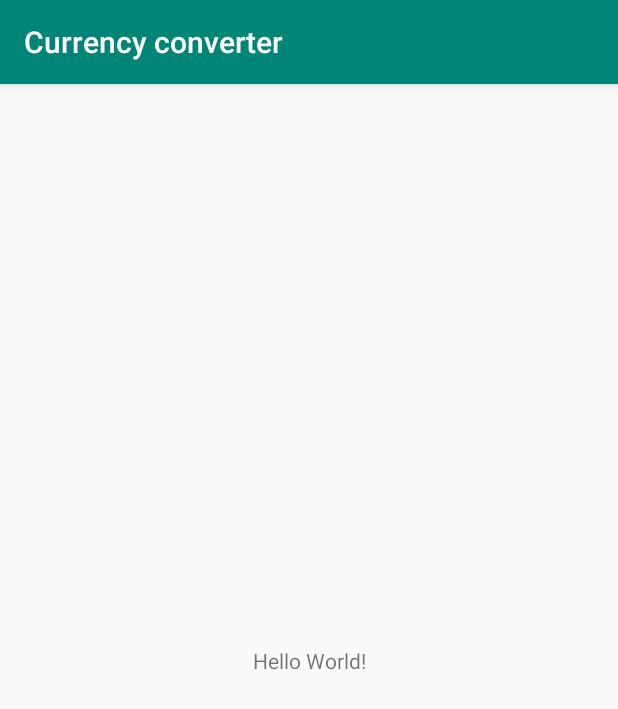
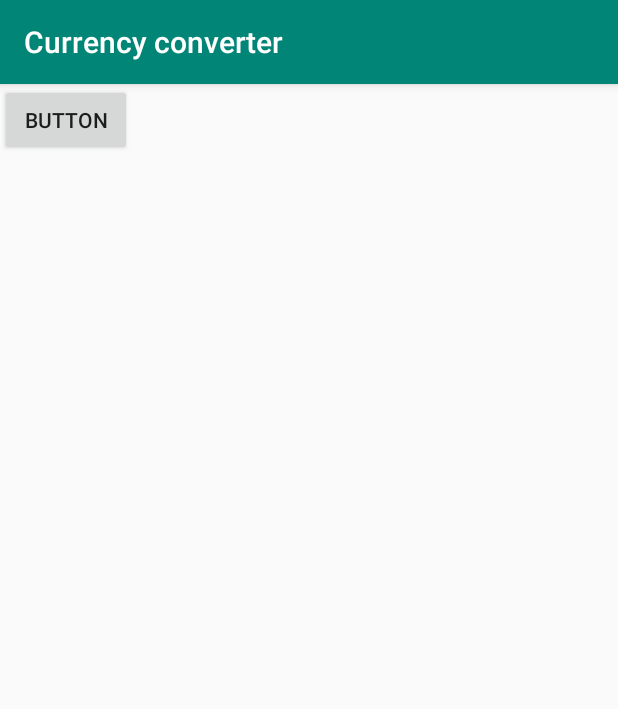
Before and after one commit to AntonMishanin/Currency-converter, an Android app: the screen it shows after launch (MainActivity before the commit, SplashActivity after it), on a phone screen of 412 x 824 dp. Shown: the top 709 px of the screen. Run offline under Robolectric (Android 15) with nearby library versions, the phone set to English and light mode, and no system bars.

```diff
--- /dev/null
+++ b/app/src/main/java/com/example/currencyconverter/MvpInteractor.java
@@ -0,0 +1,6 @@
+package com.example.currencyconverter;
+
+public interface MvpInteractor {
+
+    void downloadValCurs();
+}
--- /dev/null
+++ b/app/src/main/java/com/example/currencyconverter/SplashActivity.java
@@ -0,0 +1,15 @@
+package com.example.currencyconverter;
+
+import androidx.appcompat.app.AppCompatActivity;
+
+import android.os.Bundle;
+
+public class SplashActivity extends AppCompatActivity {
+
+    @Override
+    protected void onCreate(Bundle savedInstanceState) {
+        super.onCreate(savedInstanceState);
+        setContentView(R.layout.activity_splash);
+
+    }
+}
--- /dev/null
+++ b/app/src/main/res/layout/activity_splash.xml
@@ -0,0 +1,14 @@
+<?xml version="1.0" encoding="utf-8"?>
+<androidx.constraintlayout.widget.ConstraintLayout xmlns:android="http://schemas.android.com/apk/res/android"
+    xmlns:app="http://schemas.android.com/apk/res-auto"
+    xmlns:tools="http://schemas.android.com/tools"
+    android:layout_width="match_parent"
+    android:layout_height="match_parent"
+    tools:context=".SplashActivity">
+
+    <Button
+        android:id="@+id/button"
+        android:layout_width="wrap_content"
+        android:layout_height="wrap_content"
+        android:text="Button" />
+</androidx.constraintlayout.widget.ConstraintLayout>
```
Also changed, not shown: app/build.gradle (+16 -0 lines), app/src/main/AndroidManifest.xml (+10 -1 lines), app/src/main/java/com/example/currencyconverter/Api.java (added, +14 -0 lines), app/src/main/java/com/example/currencyconverter/Interactor.java (added, +10 -0 lines), app/src/main/java/com/example/currencyconverter/MainActivity.java (+29 -0 lines), app/src/main/java/com/example/currencyconverter/MyValute.java (added, +76 -0 lines), app/src/main/java/com/example/currencyconverter/RetrofitClient.java (added, +26 -0 lines), app/src/main/java/com/example/currencyconverter/ValCurs.java (added, +31 -0 lines).
